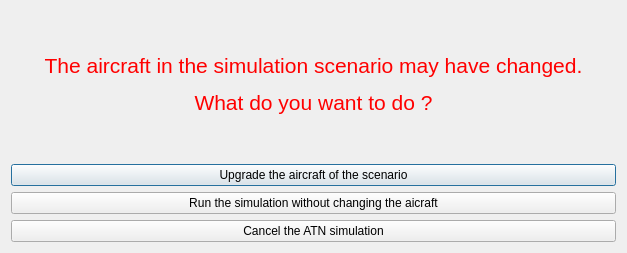
Qt form atn/gui/ui/dlg_start.ui (icea-dev/atn-sim-ng) before a commit.
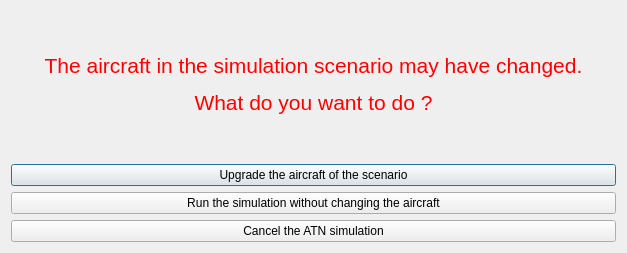
The same form after that commit.

Commit message: Ajustes na interface gráfica, inclusão do item de menu para acionar o piloto do ptracks.

The edit to the form file:
```diff
--- a/atn/gui/ui/dlg_start.ui
+++ b/atn/gui/ui/dlg_start.ui
@@ -33,7 +33,7 @@
      <item>
       <widget class="QPushButton" name="btn_run">
        <property name="text">
-        <string>Run the simulation without changing the aicraft</string>
+        <string>Run the simulation without changing the aircraft</string>
        </property>
       </widget>
      </item>
```
The commit also changes 2 other files.
